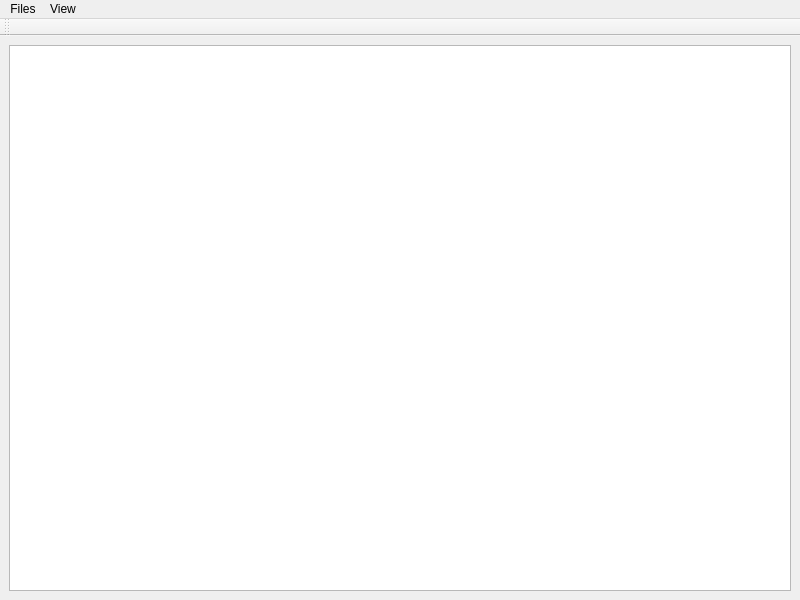
Old version of the form UIPrototype3.ui in the repository FSXAC/Automark.
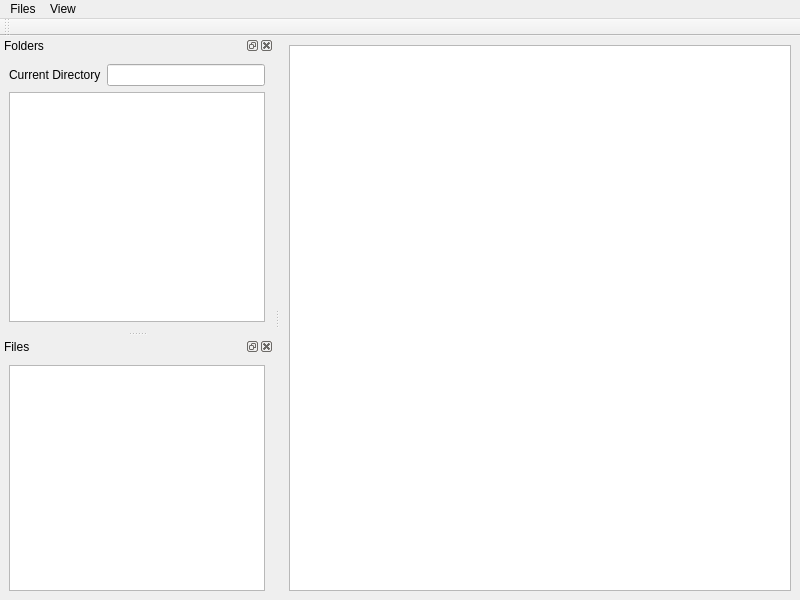
New version of the form.

Commit message: Added files dock widget

```diff
--- a/UIPrototype3.ui
+++ b/UIPrototype3.ui
@@ -14,8 +14,8 @@
    <string>MainWindow</string>
   </property>
   <widget class="QWidget" name="centralwidget">
-   <layout class="QGridLayout" name="gridLayout">
-    <item row="0" column="0">
+   <layout class="QVBoxLayout" name="verticalLayout_2">
+    <item>
      <widget class="QTextEdit" name="textEdit"/>
     </item>
    </layout>
@@ -57,6 +57,54 @@
     <bool>false</bool>
    </attribute>
   </widget>
+  <widget class="QDockWidget" name="dockFolders">
+   <property name="windowTitle">
+    <string>Folders</string>
+   </property>
+   <attribute name="dockWidgetArea">
+    <number>1</number>
+   </attribute>
+   <widget class="QWidget" name="dockFoldersContent">
+    <layout class="QVBoxLayout" name="verticalLayout">
+     <item>
+      <layout class="QHBoxLayout" name="CDContainer">
+       <item>
+        <widget class="QLabel" name="CDLabel">
+         <property name="text">
+          <string>Current Directory</string>
+         </property>
+        </widget>
+       </item>
+       <item>
+        <widget class="QLineEdit" name="CDURL">
+         <property name="readOnly">
+          <bool>true</bool>
+         </property>
+        </widget>
+       </item>
+      </layout>
+     </item>
+     <item>
+      <widget class="QListView" name="listView"/>
+     </item>
+    </layout>
+   </widget>
+  </widget>
+  <widget class="QDockWidget" name="dockFiles">
+   <property name="windowTitle">
+    <string>Files</string>
+   </property>
+   <attribute name="dockWidgetArea">
+    <number>1</number>
+   </attribute>
+   <widget class="QWidget" name="dockFilesContent">
+    <layout class="QVBoxLayout" name="verticalLayout_3">
+     <item>
+      <widget class="QListView" name="listView_2"/>
+     </item>
+    </layout>
+   </widget>
+  </widget>
   <action name="actionOpen_folder">
    <property name="text">
     <string>Open Folder</string>
```
Left out of the diff: 16 changed lines with no effect on the pictures. The commit also changes 1 other file.
